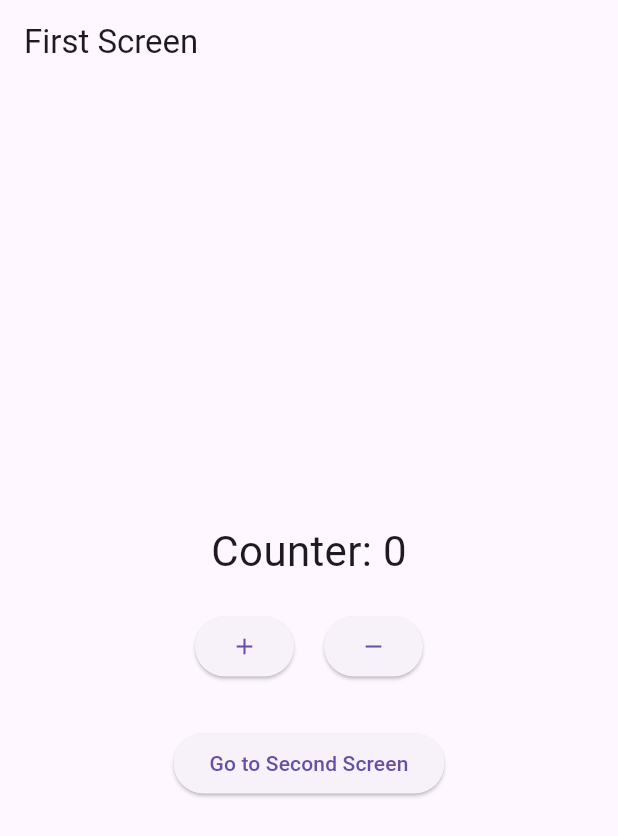
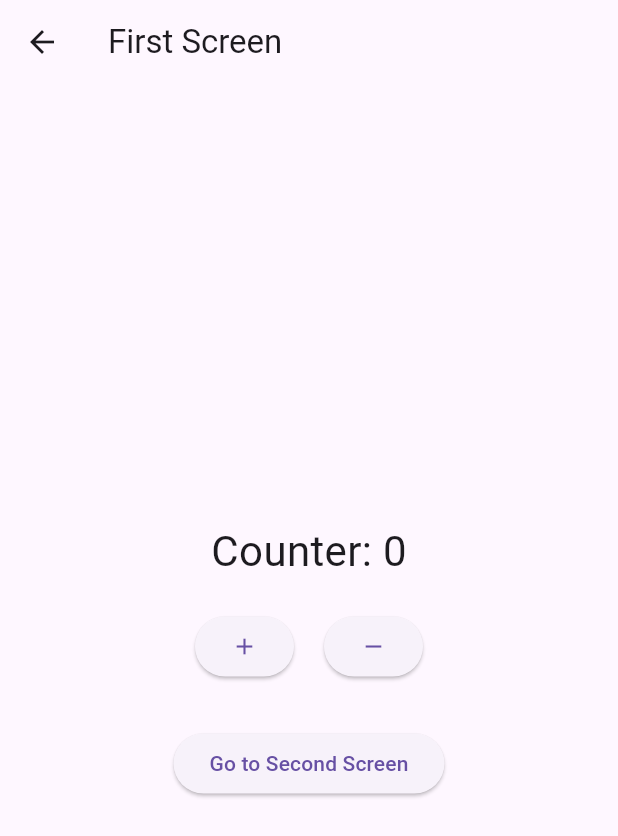
Before and after one commit to SouravKumarJana/counter_appilication_using_getx, a Flutter app: the FirstScreen screen opened directly, on a phone screen of 412 x 824 dp. Shown: the top 836 px of the screen. Run offline on Flutter 3.47's test engine with Material 3 defaults, Android fonts, the light colour scheme and no system bars; our stand-ins replace get.

Commit message:
Refactor: Implement GetX best practices and improve architecture
- Add GetX Bindings for proper dependency injection using lazyPut
- Implement named routes with GetPages for better navigation management
- Create constants file for all hardcoded strings
- Rename getx_count_controller.dart to counter_controller.dart for consistency
- Refactor screens to use Get.find() instead of Get.put()
- Replace direct navigation (Get.to) with named routes (Get.toNamed)
- Update app.dart to use initialRoute and getPages configuration
- Fix widget tests to match new structure and text format

```diff
--- /dev/null
+++ b/lib/bindings/counter_binding.dart
@@ -0,0 +1,9 @@
+import 'package:get/get.dart';
+import '../controllers/counter_controller.dart';
+
+class CounterBinding extends Bindings {
+  @override
+  void dependencies() {
+    Get.lazyPut<CounterController>(() => CounterController());
+  }
+}
--- /dev/null
+++ b/lib/constants/app_strings.dart
@@ -0,0 +1,15 @@
+abstract class AppStrings {
+  // App
+  static const String appTitle = 'GetX Counter App';
+
+  // Screen Titles
+  static const String firstScreenTitle = 'First Screen';
+  static const String secondScreenTitle = 'Second Screen';
+
+  // Labels
+  static const String counterLabel = 'Counter';
+  static const String counterValueLabel = 'Counter Value';
+
+  // Buttons
+  static const String goToSecondScreen = 'Go to Second Screen';
+}
--- /dev/null
+++ b/lib/routes/app_pages.dart
@@ -0,0 +1,19 @@
+import 'package:get/get.dart';
+import '../bindings/counter_binding.dart';
+import '../screens/first_screen.dart';
+import '../screens/second_screen.dart';
+import 'app_routes.dart';
+
+class AppPages {
+  static final routes = [
+    GetPage(
+      name: AppRoutes.first,
+      page: () => FirstScreen(),
+      binding: CounterBinding(),
+    ),
+    GetPage(
+      name: AppRoutes.second,
+      page: () => SecondScreen(),
+    ),
+  ];
+}
--- /dev/null
+++ b/lib/routes/app_routes.dart
@@ -0,0 +1,4 @@
+abstract class AppRoutes {
+  static const String first = '/first';
+  static const String second = '/second';
+}
--- a/lib/screens/first_screen.dart
+++ b/lib/screens/first_screen.dart
@@ -1,26 +1,26 @@
 import 'package:flutter/material.dart';
 import 'package:get/get.dart';
-import '../controllers/getx_count_controller.dart';
-import 'second_screen.dart';
+import '../constants/app_strings.dart';
+import '../controllers/counter_controller.dart';
+import '../routes/app_routes.dart';
 
 class FirstScreen extends StatelessWidget {
   FirstScreen({super.key});
 
-  final CounterController controller = Get.put(CounterController());
+  final CounterController controller = Get.find<CounterController>();
 
   @override
   Widget build(BuildContext context) {
     return Scaffold(
       appBar: AppBar(
-        title: const Text('First Screen'),
+        title: const Text(AppStrings.firstScreenTitle),
       ),
       body: Center(
         child: Column(
           mainAxisAlignment: MainAxisAlignment.center,
           children: [
-
             Obx(() => Text(
-              'Counter: ${controller.counter}',
+              '${AppStrings.counterLabel}: ${controller.counter}',
               style: const TextStyle(fontSize: 28),
             )),
 
@@ -45,9 +45,9 @@ class FirstScreen extends StatelessWidget {
 
             ElevatedButton(
               onPressed: () {
-                Get.to(() => SecondScreen());
+                Get.toNamed(AppRoutes.second);
               },
-              child: const Text('Go to Second Screen'),
+              child: const Text(AppStrings.goToSecondScreen),
             ),
           ],
         ),
```
Also changed, not shown: lib/app.dart (+6 -3 lines), lib/screens/second_screen.dart (+5 -4 lines), lib/controllers/counter_controller.dart (renamed from lib/controllers/getx_count_controller.dart), 1 other file.
